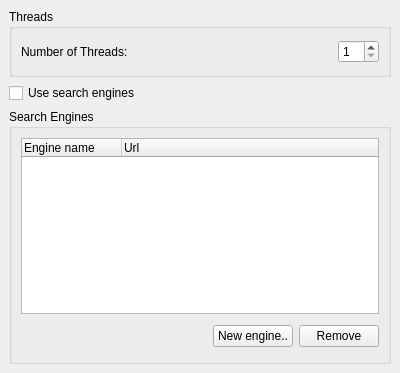
KDE/kget, file transfer-plugins/multisegmentkio/dlgmultisegkio.ui: the form before one commit.
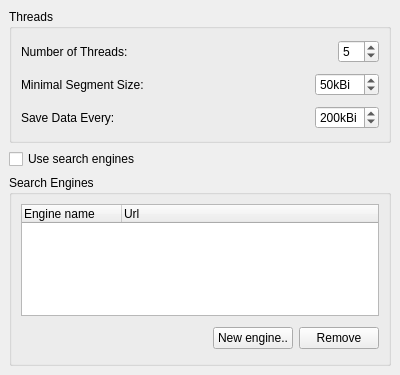
The form after the commit.

Commit message: add in the plugin configuration dialog options retated to segments size and now we save the segments data every 200k of the hole file instead 50k of every segment.

What changed in the file:
```diff
--- a/transfer-plugins/multisegmentkio/dlgmultisegkio.ui
+++ b/transfer-plugins/multisegmentkio/dlgmultisegkio.ui
@@ -9,7 +9,7 @@
     <x>0</x>
     <y>0</y>
     <width>400</width>
-    <height>373</height>
+    <height>375</height>
    </rect>
   </property>
   <layout class="QGridLayout" >
@@ -19,58 +19,6 @@
    <property name="spacing" >
     <number>6</number>
    </property>
-   <item row="0" column="0" >
-    <widget class="QGroupBox" name="groupBox" >
-     <property name="title" >
-      <string>Threads</string>
-     </property>
-     <layout class="QGridLayout" >
-      <property name="margin" >
-       <number>9</number>
-      </property>
-      <property name="spacing" >
-       <number>6</number>
-      </property>
-      <item row="0" column="1" >
-       <spacer>
-        <property name="orientation" >
-         <enum>Qt::Horizontal</enum>
-        </property>
-        <property name="sizeHint" >
-         <size>
-          <width>111</width>
-          <height>27</height>
-         </size>
-        </property>
-       </spacer>
-      </item>
-      <item row="0" column="2" >
-       <widget class="QSpinBox" name="numSegSpinBox" >
-        <property name="maximum" >
-         <number>20</number>
-        </property>
-        <property name="minimum" >
-         <number>1</number>
-        </property>
-       </widget>
-      </item>
-      <item row="0" column="0" >
-       <widget class="QLabel" name="label" >
-        <property name="text" >
-         <string>Number of Threads:</string>
-        </property>
-       </widget>
-      </item>
-     </layout>
-    </widget>
-   </item>
-   <item row="1" column="0" >
-    <widget class="QCheckBox" name="enginesCheckBox" >
-     <property name="text" >
-      <string>Use search engines</string>
-     </property>
-    </widget>
-   </item>
    <item row="2" column="0" >
     <widget class="QGroupBox" name="searchEngineGroupBox" >
      <property name="sizePolicy" >
@@ -91,19 +39,6 @@
       <property name="spacing" >
        <number>6</number>
       </property>
-      <item row="1" column="0" >
-       <spacer>
-        <property name="orientation" >
-         <enum>Qt::Horizontal</enum>
-        </property>
-        <property name="sizeHint" >
-         <size>
-          <width>91</width>
-          <height>32</height>
-         </size>
-        </property>
-       </spacer>
-      </item>
       <item row="1" column="1" >
        <layout class="QHBoxLayout" >
         <property name="margin" >
@@ -128,6 +63,19 @@
         </item>
        </layout>
       </item>
+      <item row="1" column="0" >
+       <spacer>
+        <property name="orientation" >
+         <enum>Qt::Horizontal</enum>
+        </property>
+        <property name="sizeHint" >
+         <size>
+          <width>91</width>
+          <height>32</height>
+         </size>
+        </property>
+       </spacer>
+      </item>
       <item row="0" column="0" colspan="2" >
        <widget class="QTreeWidget" name="enginesTreeWidget" >
         <property name="rootIsDecorated" >
@@ -148,6 +96,169 @@
      </layout>
     </widget>
    </item>
+   <item row="1" column="0" >
+    <widget class="QCheckBox" name="enginesCheckBox" >
+     <property name="text" >
+      <string>Use search engines</string>
+     </property>
+    </widget>
+   </item>
+   <item row="0" column="0" >
+    <widget class="QGroupBox" name="groupBox" >
+     <property name="title" >
+      <string>Threads</string>
+     </property>
+     <layout class="QGridLayout" >
+      <property name="margin" >
+       <number>9</number>
+      </property>
+      <property name="spacing" >
+       <number>6</number>
+      </property>
+      <item row="2" column="0" >
+       <layout class="QHBoxLayout" >
+        <property name="margin" >
+         <number>0</number>
+        </property>
+        <property name="spacing" >
+         <number>6</number>
+        </property>
+        <item>
+         <widget class="QLabel" name="saveDataLabel" >
+          <property name="text" >
+           <string>Save Data Every:</string>
+          </property>
+         </widget>
+        </item>
+        <item>
+         <spacer>
+          <property name="orientation" >
+           <enum>Qt::Horizontal</enum>
+          </property>
+          <property name="sizeHint" >
+           <size>
+            <width>111</width>
+            <height>27</height>
+           </size>
+          </property>
+         </spacer>
+        </item>
+        <item>
+         <widget class="QSpinBox" name="saveDataSpinBox" >
+          <property name="suffix" >
+           <string>kBi</string>
+          </property>
+          <property name="maximum" >
+           <number>500</number>
+          </property>
+          <property name="singleStep" >
+           <number>10</number>
+          </property>
+          <property name="value" >
+           <number>200</number>
+          </property>
+         </widget>
+        </item>
+       </layout>
+      </item>
+      <item row="0" column="0" >
+       <layout class="QHBoxLayout" >
+        <property name="margin" >
+         <number>0</number>
+        </property>
+        <property name="spacing" >
+         <number>6</number>
+        </property>
+        <item>
+         <widget class="QLabel" name="label" >
+          <property name="text" >
+           <string>Number of Threads:</string>
+          </property>
+         </widget>
+        </item>
+        <item>
+         <spacer>
+          <property name="orientation" >
+           <enum>Qt::Horizontal</enum>
+          </property>
+          <property name="sizeHint" >
+           <size>
+            <width>111</width>
+            <height>27</height>
+           </size>
+          </property>
+         </spacer>
+        </item>
+        <item>
+         <widget class="QSpinBox" name="numSegSpinBox" >
+          <property name="maximum" >
+           <number>20</number>
+          </property>
+          <property name="minimum" >
+           <number>1</number>
+          </property>
+          <property name="value" >
+           <number>5</number>
+          </property>
+         </widget>
+        </item>
+       </layout>
+      </item>
+      <item row="1" column="0" >
+       <layout class="QHBoxLayout" >
+        <property name="margin" >
+         <number>0</number>
+        </property>
+        <property name="spacing" >
+         <number>6</number>
+        </property>
+        <item>
+         <widget class="QLabel" name="segmentSizeLabel" >
+          <property name="text" >
+           <string>Minimal Segment Size:</string>
+          </property>
+         </widget>
+        </item>
+        <item>
+         <spacer>
+          <property name="orientation" >
+           <enum>Qt::Horizontal</enum>
+          </property>
+          <property name="sizeHint" >
+           <size>
+            <width>111</width>
+            <height>27</height>
+           </size>
+          </property>
+         </spacer>
+        </item>
+        <item>
+         <widget class="QSpinBox" name="minSegSizeSpinBox" >
+          <property name="suffix" >
+           <string>kBi</string>
+          </property>
+          <property name="prefix" >
+           <string/>
+          </property>
+          <property name="maximum" >
+           <number>500</number>
+          </property>
+          <property name="minimum" >
+           <number>0</number>
+          </property>
+          <property name="singleStep" >
+           <number>10</number>
+          </property>
+          <property name="value" >
+           <number>50</number>
+          </property>
+         </widget>
+        </item>
+       </layout>
+      </item>
+     </layout>
+    </widget>
+   </item>
   </layout>
  </widget>
  <pixmapfunction></pixmapfunction>
```
Left out of the diff: 4 changed lines with no effect on the pictures. The commit also changes 5 other files.
